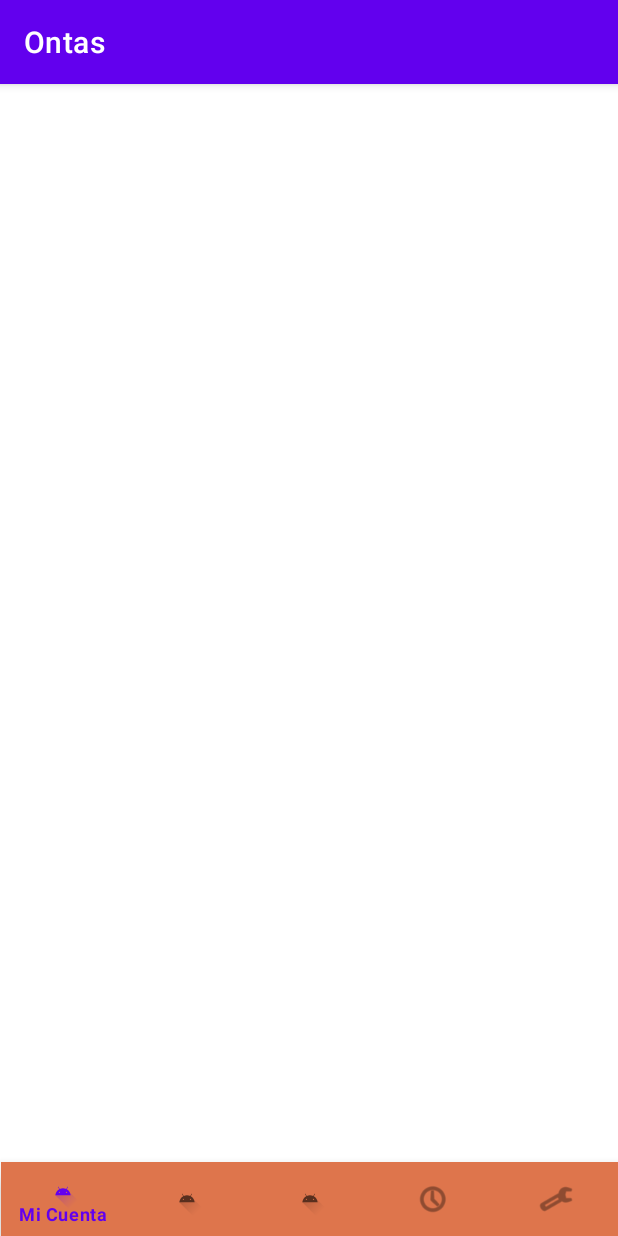
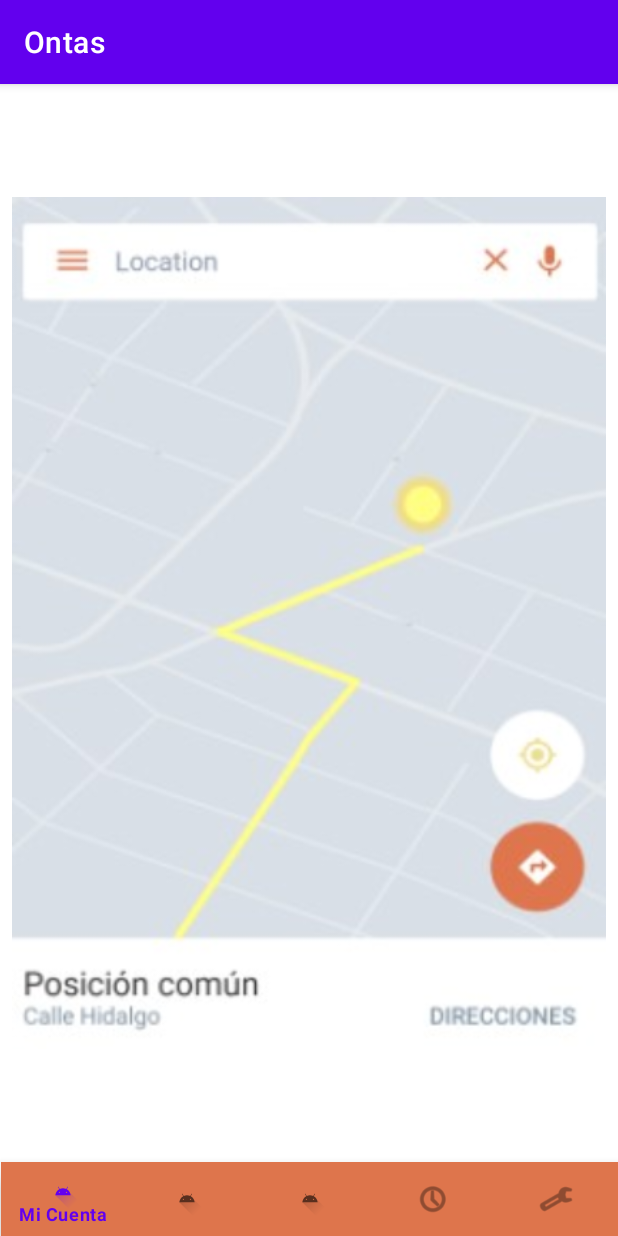
Before and after one commit to AndresReyesRangel/Ontas, an Android app: the MenuPrincipal screen opened directly, with no data from a screen before it, on a phone screen of 412 x 824 dp. Run offline under Robolectric (Android 15) with nearby library versions, the phone set to English and light mode, and no system bars.

Commit message:
Fragmento agregado en la pantalla principal. Fragmento para el mapa creado. Pantalla inicio sesión input text contraseña ya detecta como contraseña el texto

```diff
--- a/app/build.gradle
+++ b/app/build.gradle
@@ -45,6 +45,7 @@ dependencies {
     implementation 'com.google.android.material:material:1.3.0'
     implementation 'androidx.constraintlayout:constraintlayout:2.0.4'
     implementation 'androidx.legacy:legacy-support-v4:1.0.0'
+    implementation 'com.google.android.gms:play-services-maps:17.0.0'
     testImplementation 'junit:junit:4.+'
     androidTestImplementation 'androidx.test.ext:junit:1.1.2'
     androidTestImplementation 'androidx.test.espresso:espresso-core:3.3.0'
--- /dev/null
+++ b/app/src/main/java/mx/itesm/imssc/ontas/MapaPantallaPrincipal.kt
@@ -0,0 +1,59 @@
+package mx.itesm.imssc.ontas
+
+import android.os.Bundle
+import androidx.fragment.app.Fragment
+import android.view.LayoutInflater
+import android.view.View
+import android.view.ViewGroup
+
+// TODO: Rename parameter arguments, choose names that match
+// the fragment initialization parameters, e.g. ARG_ITEM_NUMBER
+private const val ARG_PARAM1 = "param1"
+private const val ARG_PARAM2 = "param2"
+
+/**
+ * A simple [Fragment] subclass.
+ * Use the [MapaPantallaPrincipal.newInstance] factory method to
+ * create an instance of this fragment.
+ */
+class MapaPantallaPrincipal : Fragment() {
+    // TODO: Rename and change types of parameters
+    private var param1: String? = null
+    private var param2: String? = null
+
+    override fun onCreate(savedInstanceState: Bundle?) {
+        super.onCreate(savedInstanceState)
+        arguments?.let {
+            param1 = it.getString(ARG_PARAM1)
+            param2 = it.getString(ARG_PARAM2)
+        }
+    }
+
+    override fun onCreateView(
+        inflater: LayoutInflater, container: ViewGroup?,
+        savedInstanceState: Bundle?
+    ): View? {
+        // Inflate the layout for this fragment
+        return inflater.inflate(R.layout.fragment_mapa_pantalla_principal, container, false)
+    }
+
+    companion object {
+        /**
+         * Use this factory method to create a new instance of
+         * this fragment using the provided parameters.
+         *
+         * @param param1 Parameter 1.
+         * @param param2 Parameter 2.
+         * @return A new instance of fragment MapaPantallaPrincipal.
+         */
+        // TODO: Rename and change types and number of parameters
+        @JvmStatic
+        fun newInstance(param1: String, param2: String) =
+            MapaPantallaPrincipal().apply {
+                arguments = Bundle().apply {
+                    putString(ARG_PARAM1, param1)
+                    putString(ARG_PARAM2, param2)
+                }
+            }
+    }
+}
--- a/app/src/main/res/layout/activity_menu_principal.xml
+++ b/app/src/main/res/layout/activity_menu_principal.xml
@@ -15,4 +15,19 @@
         app:layout_constraintEnd_toEndOf="parent"
         app:layout_constraintStart_toStartOf="parent"
         app:menu="@menu/menu_inferior" />
+
+    <fragment
+        android:id="@+id/fragment"
+        android:name="mx.itesm.imssc.ontas.MapaPantallaPrincipal"
+        android:layout_width="0dp"
+        android:layout_height="0dp"
+        android:layout_marginStart="8dp"
+        android:layout_marginTop="8dp"
+        android:layout_marginEnd="8dp"
+        android:layout_marginBottom="8dp"
+        app:layout_constraintBottom_toTopOf="@+id/menuNavegacion"
+        app:layout_constraintEnd_toEndOf="parent"
+        app:layout_constraintStart_toStartOf="parent"
+        app:layout_constraintTop_toTopOf="parent" />
+
 </androidx.constraintlayout.widget.ConstraintLayout>
--- /dev/null
+++ b/app/src/main/res/layout/fragment_mapa_pantalla_principal.xml
@@ -0,0 +1,17 @@
+<?xml version="1.0" encoding="utf-8"?>
+<FrameLayout xmlns:android="http://schemas.android.com/apk/res/android"
+    xmlns:app="http://schemas.android.com/apk/res-auto"
+    xmlns:tools="http://schemas.android.com/tools"
+    android:layout_width="match_parent"
+    android:layout_height="match_parent"
+    tools:context=".MapaPantallaPrincipal">
+
+    <!-- TODO: Update blank fragment layout -->
+
+    <ImageView
+        android:id="@+id/imageView"
+        android:layout_width="match_parent"
+        android:layout_height="match_parent"
+        android:src="@drawable/mapa_imagen" />
+
+</FrameLayout>
```
Also changed, not shown: app/src/main/res/layout/activity_main.xml (+12 -6 lines), app/src/main/res/drawable-v24/mapa_imagen.jpg (added).
